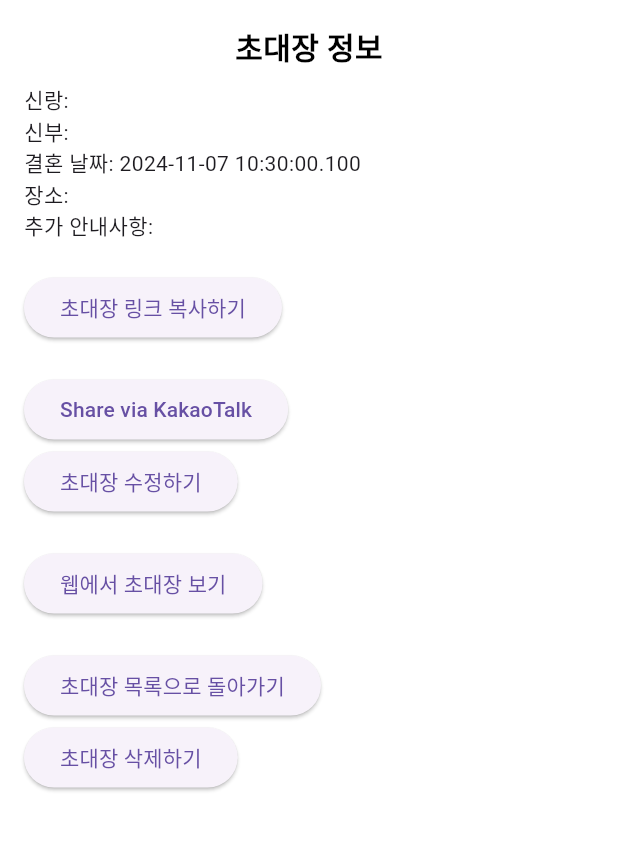
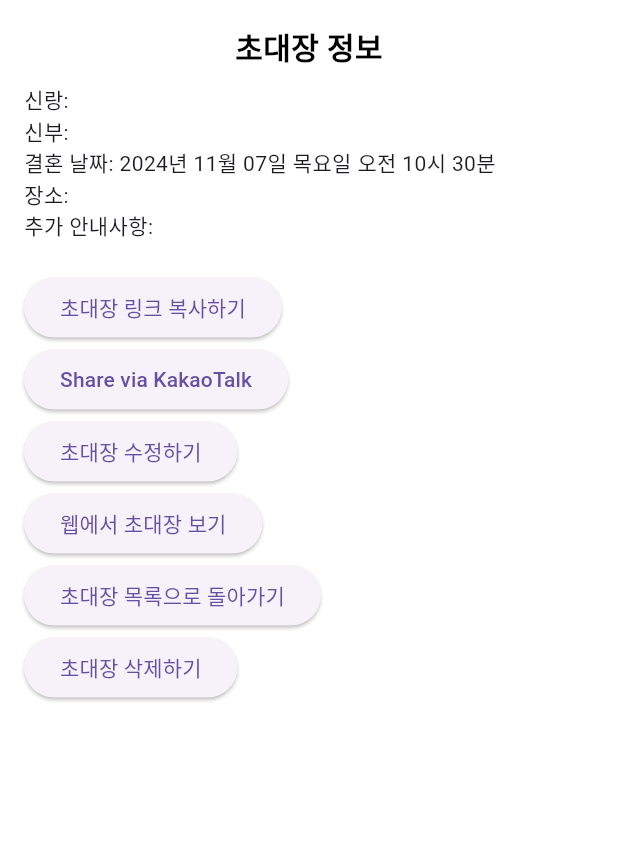
Before and after one commit to sysmae/invitationgen, a Flutter app: the ShareScreen screen opened directly with empty values, after a tap on "Share via KakaoTalk", on a phone screen of 412 x 824 dp, the part 84-935 px from its top. Run offline on Flutter 3.47's test engine with Material 3 defaults, Android fonts, the phone set to English and light mode, and no system bars; our stand-ins replace cloud_firestore, firebase_auth, firebase_core, go_router, google_sign_in; missing offline and left inert: kakao_flutter_sdk, kakao_flutter_sdk_common; accounts and stored records are empty.

Commit message:
카카오 링크 구현 성공

```diff
--- a/lib/main.dart
+++ b/lib/main.dart
@@ -24,6 +24,7 @@ Future<void> main() async {
   );
 
   await Firebase.initializeApp();
+
   runApp(const MyApp());
 }
 
--- a/lib/shareScreen.dart
+++ b/lib/shareScreen.dart
@@ -4,19 +4,32 @@ import 'package:kakao_flutter_sdk/kakao_flutter_sdk_share.dart';
 import 'package:url_launcher/url_launcher.dart';
 import 'firebase_service.dart';
 import 'package:flutter/services.dart';
+import 'package:intl/intl.dart';
+import 'package:intl/date_symbol_data_local.dart';
 
-class ShareScreen extends StatelessWidget {
+class ShareScreen extends StatefulWidget {
   final String? invitationId;
 
   ShareScreen({Key? key, this.invitationId}) : super(key: key);
 
-  static const String baseUrl = 'https://invitationgen-7eb56.firebaseapp.com/invitation';
+  static const String baseUrl =
+      'https://invitationgen-7eb56.firebaseapp.com/invitation';
+
+  @override
+  _ShareScreenState createState() => _ShareScreenState();
+}
+
+class _ShareScreenState extends State<ShareScreen> {
+  @override
+  void initState() {
+    super.initState();
+    initializeDateFormatting('ko', null);
+  }
 
   Future<String> _generateInvitationUrl() async {
     String? userId = await FirebaseService().getUserId();
     if (userId != null) {
-      // Return the URL with userId and invitationId
-      return '$baseUrl/$userId/$invitationId';
+      return '${ShareScreen.baseUrl}/$userId/${widget.invitationId}';
     } else {
       throw '사용자 ID를 가져올 수 없습니다.';
     }
@@ -36,68 +49,22 @@ class ShareScreen extends StatelessWidget {
         ],
       ),
       body: FutureBuilder<Map<String, dynamic>>(
-        future: FirebaseService().getInvitationData(invitationId!), // Ensure this returns a non-nullable Map
+        future: FirebaseService().getInvitationData(widget.invitationId!),
         builder: (context, snapshot) {
           if (snapshot.connectionState == ConnectionState.waiting) {
             return const Center(child: CircularProgressIndicator());
           } else if (snapshot.hasError) {
             return Center(child: Text('오류: ${snapshot.error}'));
-          } else if (!snapshot.hasData || snapshot.data == null) { // Check for null data
+          } else if (!snapshot.hasData) {
             return const Center(child: Text('데이터가 없습니다.'));
           }
 
-          final data = snapshot.data!; // Safe to access since we've checked for null
-
-          // Get wedding date time safely
+          final data = snapshot.data!;
           final weddingDateTime = data['weddingDateTime'];
-          String weddingDateTimeString = weddingDateTime != null ? weddingDateTime.toDate().toString() : '정보 없음';
-
-          // Dynamically create the FeedTemplate based on Firebase data
-          final FeedTemplate defaultFeed = FeedTemplate(
-            content: Content(
-              title: '초대장: ${data['groomName']} ♥ ${data['brideName']}',
-              description: weddingDateTimeString,
-              imageUrl: Uri.parse('https://example.com/image.png'),
-              link: Link(
-                webUrl: Uri.parse('${data['shareLink']}'), // Update to use the correct URL
-                mobileWebUrl: Uri.parse('${data['shareLink']}'), // Update to use the correct URL
-              ),
-
-            ),
-            // itemContent: ItemContent(
-            //   profileText: 'Kakao',
-            //   profileImageUrl: Uri.parse('https://example.com/profile.png'), // Update with a profile image if available
-            //   titleImageUrl: Uri.parse('https://example.com/title_image.png'), // Update with a title image if available
-            //   titleImageText: '초대장 정보',
-            //   titleImageCategory: 'invitation',
-            //   items: [
-            //     ItemInfo(item: '신랑: ${data['groomName'] ?? '정보 없음'}', itemOp: ''),
-            //     ItemInfo(item: '신부: ${data['brideName'] ?? '정보 없음'}', itemOp: ''),
-            //     ItemInfo(item: '결혼 날짜: $weddingDateTimeString', itemOp: ''),
-            //     ItemInfo(item: '장소: ${data['locationName'] ?? '정보 없음'}', itemOp: ''),
-            //     ItemInfo(item: '추가 안내: ${data['additionalInstructions'] ?? '정보 없음'}', itemOp: ''),
-            //   ],
-            //   sum: '총합',
-            //   sumOp: '특별한 날!',
-            // ),
-            // social: Social(likeCount: 286, commentCount: 45, sharedCount: 845),
-            buttons: [
-              Button(
-                title: '웹으로 보기',
-                link: Link(
-                  webUrl: Uri.parse('${data['shareLink']}'), // Update to use the correct URL
-                  mobileWebUrl: Uri.parse('${data['shareLink']}'), // Update to use the correct URL
-                ),
-              ),
-              Button(
-                title: '앱으로보기',
-                link: Link(
-                  androidExecutionParams: {'key1': 'value1', 'key2': 'value2'},
-                  iosExecutionParams: {'key1': 'value1', 'key2': 'value2'},
-                ),
-              ),
-            ],
-          );
+          String weddingDateTimeString = weddingDateTime != null
+              ? DateFormat("yyyy년 MM월 dd일 EEEE a hh시 mm분", "ko")
+              .format(weddingDateTime.toDate())
+              : '정보 없음';
 
           return Padding(
             padding: const EdgeInsets.all(16.0),
@@ -106,15 +73,12 @@ class ShareScreen extends StatelessWidget {
               children: [
                 const Align(
                   alignment: Alignment.center,
-                  child: Padding(
-                    padding: EdgeInsets.symmetric(horizontal: 16.0),
                   child: Text(
                     '초대장 정보',
                     style: TextStyle(
                       fontSize: 20,
                       fontWeight: FontWeight.bold,
                       color: Colors.black,
-                      ),
                     ),
                   ),
                 ),
@@ -125,7 +89,22 @@ class ShareScreen extends StatelessWidget {
                 Text('장소: ${data['locationName'] ?? '정보 없음'}'),
                 Text('추가 안내사항: ${data['additionalInstructions'] ?? '정보 없음'}'),
                 const SizedBox(height: 20),
-                ElevatedButton(
+                _buildCopyLinkButton(context),
+                _buildKakaoShareButton(context, data, weddingDateTimeString),
+                _buildEditInvitationButton(context),
+                _buildViewInvitationButton(context),
+                _buildBackToListButton(context),
+                _buildDeleteInvitationButton(context),
+              ],
+            ),
+          );
+        },
+      ),
+    );
+  }
+
+  Widget _buildCopyLinkButton(BuildContext context) {
+    return ElevatedButton(
       onPressed: () async {
         try {
           final invitationUrl = await _generateInvitationUrl();
@@ -140,37 +119,53 @@ class ShareScreen extends StatelessWidget {
         }
       },
       child: const Text('초대장 링크 복사하기'),
-                ),
-                const SizedBox(height: 20),
-                ElevatedButton(
+    );
+  }
+
+  Widget _buildKakaoShareButton(
+      BuildContext context, Map<String, dynamic> data, String weddingDateTimeString) {
+    return ElevatedButton(
       onPressed: () async {
         bool isKakaoTalkSharingAvailable = await ShareClient.instance.isKakaoTalkSharingAvailable();
-
+        int templateId = 113904;
         if (isKakaoTalkSharingAvailable) {
           try {
-                        Uri uri = await ShareClient.instance.shareDefault(template: defaultFeed);
+            Uri uri = await ShareClient.instance.shareCustom(templateId: templateId);
             await ShareClient.instance.launchKakaoTalk(uri);
-                        print('카카오톡 공유 완료');
           } catch (error) {
-                        print('설치 카카오톡 공유 실패 $error');
+            print('카카오톡 공유 실패: $error');
           }
         } else {
           try {
-                        Uri shareUrl = await WebSharerClient.instance.makeDefaultUrl(template: defaultFeed);
+            Uri shareUrl = await WebSharerClient.instance.makeCustomUrl(
+              templateId: templateId,
+              templateArgs: {
+                'userId': '${data['userId']}',
+                'invitationId': '${data['invitationId']}',
+                'groomName': '${data['groomName']}',
+                'brideName': '${data['brideName']}',
+                'weddingDateTimeString': weddingDateTimeString,
+              },
+            );
             await launch(shareUrl.toString());
           } catch (error) {
-                        print('미설치 카카오톡 공유 실패 $error');
+            print('웹 공유 실패: $error');
           }
         }
       },
       child: const Text('Share via KakaoTalk'),
-                ),
-                ElevatedButton(
-                  onPressed: () => GoRouter.of(context).go('/form0/${invitationId}'),
+    );
+  }
+
+  Widget _buildEditInvitationButton(BuildContext context) {
+    return ElevatedButton(
+      onPressed: () => GoRouter.of(context).go('/form0/${widget.invitationId}'),
       child: const Text('초대장 수정하기'),
-                ),
-                const SizedBox(height: 20),
-                ElevatedButton(
+    );
+  }
+
+  Widget _buildViewInvitationButton(BuildContext context) {
+    return ElevatedButton(
       onPressed: () async {
         try {
           final invitationUrl = await _generateInvitationUrl();
@@ -186,20 +181,23 @@ class ShareScreen extends StatelessWidget {
         }
       },
       child: const Text('웹에서 초대장 보기'),
-                ),
-                const SizedBox(height: 20),
-                ElevatedButton(
-                  onPressed: () {
-                    GoRouter.of(context).go('/invitations_list');
-                  },
+    );
+  }
+
+  Widget _buildBackToListButton(BuildContext context) {
+    return ElevatedButton(
+      onPressed: () => GoRouter.of(context).go('/invitations_list'),
       child: const Text('초대장 목록으로 돌아가기'),
-                ),
-                ElevatedButton(
+    );
+  }
+
+  Widget _buildDeleteInvitationButton(BuildContext context) {
+    return ElevatedButton(
       onPressed: () async {
         try {
           String? userId = await FirebaseService().getUserId();
           if (userId != null) {
-                        await FirebaseService().deleteInvitation(userId, invitationId!);
+            await FirebaseService().deleteInvitation(userId, widget.invitationId!);
             ScaffoldMessenger.of(context).showSnackBar(
               const SnackBar(content: Text('초대장이 삭제되었습니다.')),
             );
@@ -212,12 +210,6 @@ class ShareScreen extends StatelessWidget {
         }
       },
       child: const Text('초대장 삭제하기'),
-                ),
-              ],
-            ),
-          );
-        },
-      ),
     );
   }
 }
```
Lines whose indentation alone changed are shown as unchanged.
